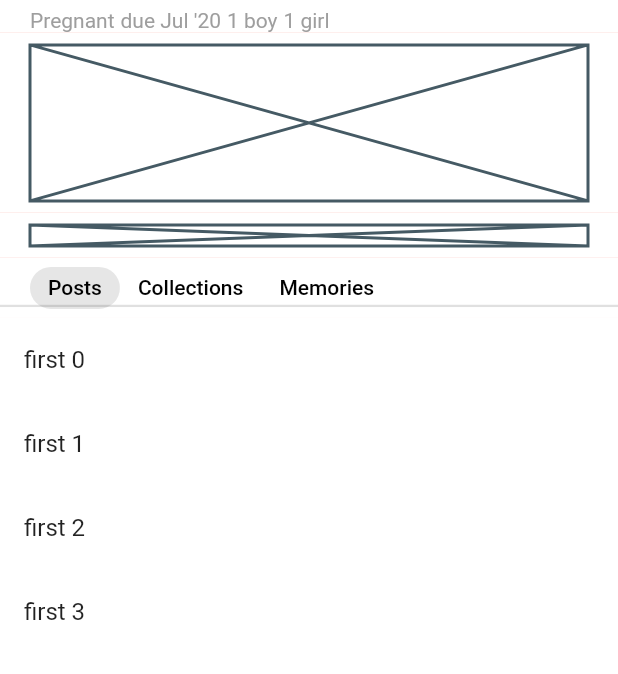
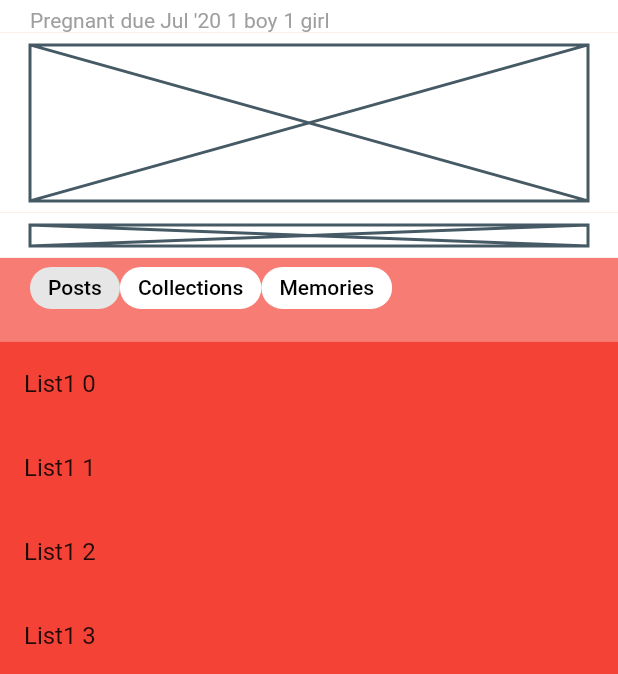
Before and after one commit to e-denar/persistent_moving_tab, a Flutter app: the screen it shows after launch, on a phone screen of 412 x 824 dp, the part 562-1236 px from its top. Run offline on Flutter 3.47's test engine with Material 2 defaults, Android fonts, the phone set to English and light mode, and no system bars.

Commit message:
first attempt at persistent scrolling

```diff
--- /dev/null
+++ b/lib/blocs/selection_bloc.dart
@@ -0,0 +1,23 @@
+import 'dart:async';
+
+class SelectionBloc {
+  SelectionBloc({
+    int selectedIndex = 0,
+  }) : _selectedIndex = selectedIndex {
+    _controller.stream.listen((i) {
+      _selectedIndex = i;
+    });
+  }
+
+  int _selectedIndex;
+  final StreamController<int> _controller = StreamController<int>.broadcast();
+
+  set index(int i) => _controller.sink.add(i);
+  get index => _selectedIndex;
+
+  Stream<int> get indexStream => _controller.stream;
+
+  void dispose() {
+    _controller.close();
+  }
+}
--- a/lib/main.dart
+++ b/lib/main.dart
@@ -1,10 +1,15 @@
+import 'dart:async';
+
 import 'package:flutter/material.dart';
 import 'package:persistent_moving_tab/ui/background_image.dart';
 import 'package:persistent_moving_tab/ui/follow_button.dart';
 import 'package:persistent_moving_tab/ui/follower_info.dart';
 import 'package:persistent_moving_tab/ui/profile_description.dart';
+import 'package:persistent_moving_tab/ui/profile_tabs.dart';
 import 'package:persistent_moving_tab/ui/tab_button.dart';
 import 'package:persistent_moving_tab/ui/user_info.dart';
+
+import 'blocs/selection_bloc.dart';
 
 void main() {
   runApp(MyApp());
@@ -20,40 +25,61 @@ class MyApp extends StatelessWidget {
         primarySwatch: Colors.blue,
         visualDensity: VisualDensity.adaptivePlatformDensity,
       ),
-      home: HomePage(title: 'Flutter Demo Home Page'),
+      home: ProfilePage(),
     );
   }
 }
 
-class HomePage extends StatefulWidget {
-  HomePage({Key key, this.title}) : super(key: key);
-
-  final String title;
-
+class ProfilePage extends StatefulWidget {
   @override
-  _HomePageState createState() => _HomePageState();
+  _ProfilePageState createState() => _ProfilePageState();
 }
 
-class _HomePageState extends State<HomePage> {
-  ScrollController _scrollController;
-  GlobalKey appBarKey;
-  GlobalKey profileFeedKey;
-  GlobalKey tabKey;
-  bool showAppBar = false;
-  bool isExpanded = true;
+class _ProfilePageState extends State<ProfilePage>
+    with TickerProviderStateMixin {
+  bool isExpanded;
+  GlobalObjectKey _contentKey;
+  List<Widget> _widgetOptions;
 
-  bool lastStatus;
-
-  int _selectedIndex;
-
+  SelectionBloc bloc;
   @override
   void initState() {
-    _selectedIndex = 0;
-    _scrollController = ScrollController();
-    appBarKey = GlobalKey(debugLabel: 'appBar');
-    profileFeedKey = GlobalKey(debugLabel: 'profileFeed');
-    tabKey = GlobalKey(debugLabel: 'tabKey');
-    _scrollController.addListener(_scrollListener);
+    bloc = SelectionBloc();
+    _contentKey = GlobalObjectKey('Content123');
+    isExpanded = true;
+    final bucket = PageStorageBucket();
+    _widgetOptions = <Widget>[
+      PageStorage(
+        bucket: bucket,
+        child: ListView.builder(
+          key: PageStorageKey<String>('0'),
+          itemCount: 100,
+          itemBuilder: (context, index) => ListTile(
+            title: Text('List1 $index'),
+          ),
+        ),
+      ),
+      PageStorage(
+        bucket: bucket,
+        child: ListView.builder(
+          key: PageStorageKey<String>('1'),
+          itemCount: 100,
+          itemBuilder: (context, index) => ListTile(
+            title: Text('List2 $index'),
+          ),
+        ),
+      ),
+      PageStorage(
+        bucket: bucket,
+        child: ListView.builder(
+          key: PageStorageKey<String>('2'),
+          itemCount: 100,
+          itemBuilder: (context, index) => ListTile(
+            title: Text('List3 $index'),
+          ),
+        ),
+      ),
+    ];
     super.initState();
   }
 
@@ -61,10 +87,36 @@ class _HomePageState extends State<HomePage> {
   Widget build(BuildContext context) {
     return Scaffold(
       backgroundColor: Colors.red,
-      body: CustomScrollView(
-        controller: _scrollController,
-        slivers: <Widget>[
-          SliverAppBar(
+      body: NestedScrollView(
+        headerSliverBuilder: (BuildContext context, bool innerBoxIsScrolled) {
+          return <Widget>[
+            _buildFirstAppBar(context),
+            ProfileInfo(),
+            _buildProfileTabs()
+            // new SliverPersistentHeader(
+            //   pinned: true,
+            //   delegate: new TestTabBarDelegate(controller: _tabController),
+            // ),
+          ];
+        },
+        body: StreamBuilder<int>(
+          initialData: 0,
+          stream: bloc.indexStream,
+          builder: (context, index) => _widgetOptions[index.data],
+        ),
+      ),
+    );
+  }
+
+  SliverPersistentHeader _buildProfileTabs() {
+    return SliverPersistentHeader(
+      pinned: true,
+      delegate: ProfileTabs(controller: bloc, isExpanded: isExpanded),
+    );
+  }
+
+  SliverAppBar _buildFirstAppBar(BuildContext context) {
+    return SliverAppBar(
       backgroundColor: Colors.white,
       shadowColor: Colors.white,
       pinned: true,
@@ -80,8 +132,7 @@ class _HomePageState extends State<HomePage> {
       title: Text(
         'Holly McCauley',
         textAlign: TextAlign.center,
-              style: TextStyle(
-                  color: isExpanded ? Colors.transparent : Colors.grey),
+        style: TextStyle(color: isExpanded ? Colors.transparent : Colors.grey),
       ),
       actions: [
         IconButton(
@@ -120,103 +171,7 @@ class _HomePageState extends State<HomePage> {
           ),
         ],
       ),
-          ),
-          SliverList(
-            delegate: SliverChildListDelegate(<Widget>[
-              Column(
-                key: tabKey,
-                children: [
-                  UserInfo(),
-                  ProfileDescription(),
-                  FollowerInfo(),
-                ],
-              ),
-            ]),
-          ),
-          SliverAppBar(
-            toolbarHeight: 40,
-            backgroundColor: Colors.white,
-            bottom: BottomDivider(),
-            elevation: 0,
-            pinned: true,
-            flexibleSpace: Container(
-              color: Colors.white,
-              padding: const EdgeInsets.fromLTRB(20, 6, 20, 6),
-              child: Row(
-                mainAxisSize: MainAxisSize.min,
-                crossAxisAlignment: CrossAxisAlignment.start,
-                children: [
-                  TabButton(
-                    title: 'Posts',
-                    isSelected: _selectedIndex == 0,
-                    onTap: () => setState(() {
-                      _selectedIndex = 0;
-                    }),
-                  ),
-                  TabButton(
-                    title: 'Collections',
-                    isSelected: _selectedIndex == 1,
-                    onTap: () => setState(() {
-                      _selectedIndex = 1;
-                    }),
-                  ),
-                  TabButton(
-                    title: 'Memories',
-                    isSelected: _selectedIndex == 2,
-                    onTap: () => setState(() {
-                      _selectedIndex = 2;
-                    }),
-                  ),
-                  Spacer(),
-                  isExpanded ? Container() : FollowButton(),
-                ],
-              ),
-            ),
-          ),
-          SliverList(
-            delegate: SliverChildListDelegate(<Widget>[
-              Container(
-                height: MediaQuery.of(context).size.height,
-                color: Colors.white,
-                child: IndexedStack(
-                  index: _selectedIndex,
-                  children: [
-                    Content(),
-                    ListView.builder(
-                        itemCount: 100,
-                        itemBuilder: (context, index) => ListTile(
-                              title: Text('second $index'),
-                            )),
-                    ListView.builder(
-                        itemCount: 100,
-                        itemBuilder: (context, index) => ListTile(
-                              title: Text('third $index'),
-                            )),
-                  ],
-                ),
-              ),
-            ]),
-          )
-        ],
-      ),
     );
-  }
-
-  void _scrollListener() {
-    RenderBox box = tabKey.currentContext.findRenderObject();
-    Offset offset = box.localToGlobal(Offset.zero);
-    if ((offset.dy + kToolbarHeight) <= 0) {
-      setState(() {
-        isExpanded = false;
-        lastStatus = isExpanded;
-      });
-    } else if (((offset.dy + kToolbarHeight) > 0) &&
-        (lastStatus == isExpanded)) {
-      setState(() {
-        isExpanded = true;
-        lastStatus = isExpanded;
-      });
-    }
   }
 
   double _expandedHeight(BuildContext context) =>
@@ -226,98 +181,120 @@ class _HomePageState extends State<HomePage> {
 class Content extends StatefulWidget {
   const Content({
     Key key,
+    this.index,
   }) : super(key: key);
+
+  final int index;
 
   @override
   _ContentState createState() => _ContentState();
 }
 
 class _ContentState extends State<Content> {
-  ScrollController _scrollController;
-
-  bool isNonScrollable = false;
+  GlobalObjectKey _contentKey;
 
   @override
   void initState() {
-    _scrollController = ScrollController();
+    _contentKey = GlobalObjectKey('Content');
     super.initState();
-    _scrollController.addListener(() {
-      print(_scrollController.position.pixels);
-    });
   }
 
   @override
-  void dispose() {
-    _scrollController.dispose();
-    super.dispose();
+  Widget build(BuildContext context) {
+    return IndexedStack(
+      key: _contentKey,
+      index: widget.index,
+      children: [
+        PostsContent(),
+        MemoriesContent(),
+        ListView.builder(
+            itemCount: 100,
+            itemBuilder: (context, index) => ListTile(
+                  key: PageStorageKey<String>('third $index'),
+                  title: Text('third $index'),
+                )),
+      ],
+    );
+  }
+}
+
+class MemoriesContent extends StatefulWidget {
+  const MemoriesContent({
+    Key key,
+  }) : super(key: key);
+
+  @override
+  _MemoriesContentState createState() => _MemoriesContentState();
+}
+
+class _MemoriesContentState extends State<MemoriesContent> {
+  PageStorageKey pageContentKey;
+  @override
+  void initState() {
+    // TODO: implement initState
+    pageContentKey = PageStorageKey('Memories');
+    super.initState();
   }
 
   @override
   Widget build(BuildContext context) {
     return ListView.builder(
-      controller: _scrollController,
+      key: pageContentKey,
       itemCount: 100,
       itemBuilder: (context, index) => ListTile(
-        title: Text('first $index'),
+        key: PageStorageKey<String>('sec $index'),
+        title: Text('sec $index'),
       ),
     );
   }
 }
 
-class Tabs extends StatefulWidget implements PreferredSizeWidget {
-  final isExpanded;
-
-  const Tabs({
-    this.isExpanded,
-  });
-  @override
-  _TabsState createState() => _TabsState();
+class PostsContent extends StatefulWidget {
+  const PostsContent({
+    Key key,
+  }) : super(key: key);
 
   @override
-  Size get preferredSize => Size.fromHeight(56.0);
+  _PostsContentState createState() => _PostsContentState();
 }
 
-class _TabsState extends State<Tabs> {
+class _PostsContentState extends State<PostsContent> {
+  PageStorageKey pageContentKey;
   @override
-  Widget build(BuildContext context) {
-    return Container(
-      padding: const EdgeInsets.fromLTRB(20, 6, 20, 6),
-      child: AnimatedOpacity(
-        opacity: isOpaque(),
-        duration: Duration(milliseconds: 150),
-        child: Row(
-          children: [
-            TabButton(
-              title: 'Posts',
-              isSelected: true,
-            ),
-            TabButton(
-              title: 'Collections',
-              isSelected: false,
-            ),
-            TabButton(
-              title: 'Memories',
-              isSelected: false,
-            ),
-            Spacer(),
-            FollowButton(),
-          ],
-        ),
-      ),
-    );
-  }
-
-  double isOpaque() => widget.isExpanded ? 0 : 1;
-}
-
-class BottomDivider extends StatelessWidget implements PreferredSizeWidget {
-  @override
-  Widget build(BuildContext context) {
-    return Divider(
-      thickness: 1.5,
-    );
+  void initState() {
+    pageContentKey = PageStorageKey('Posts');
+    super.initState();
   }
 
   @override
-  Size get preferredSize => Size.fromHeight(0.0);
+  Widget build(BuildContext context) {
+    return ListView.builder(
+        key: pageContentKey,
+        itemCount: 100,
+        itemBuilder: (context, index) => ListTile(
+              key: PageStorageKey<String>('first $index'),
+              title: Text('first $index'),
+            ));
   }
+}
+
+class ProfileInfo extends StatelessWidget {
+  const ProfileInfo({
+    Key key,
+  }) : super(key: key);
+
+  @override
+  Widget build(BuildContext context) {
+    return SliverList(
+      delegate: SliverChildListDelegate(<Widget>[
+        Column(
+          children: [
+            UserInfo(),
+            ProfileDescription(),
+            FollowerInfo(),
+          ],
+        ),
+      ]),
+    );
+  }
+}
```
Also changed, not shown: lib/ui/profile_tabs.dart (added, +60 -0 lines). Lines whose indentation alone changed are shown as unchanged.
